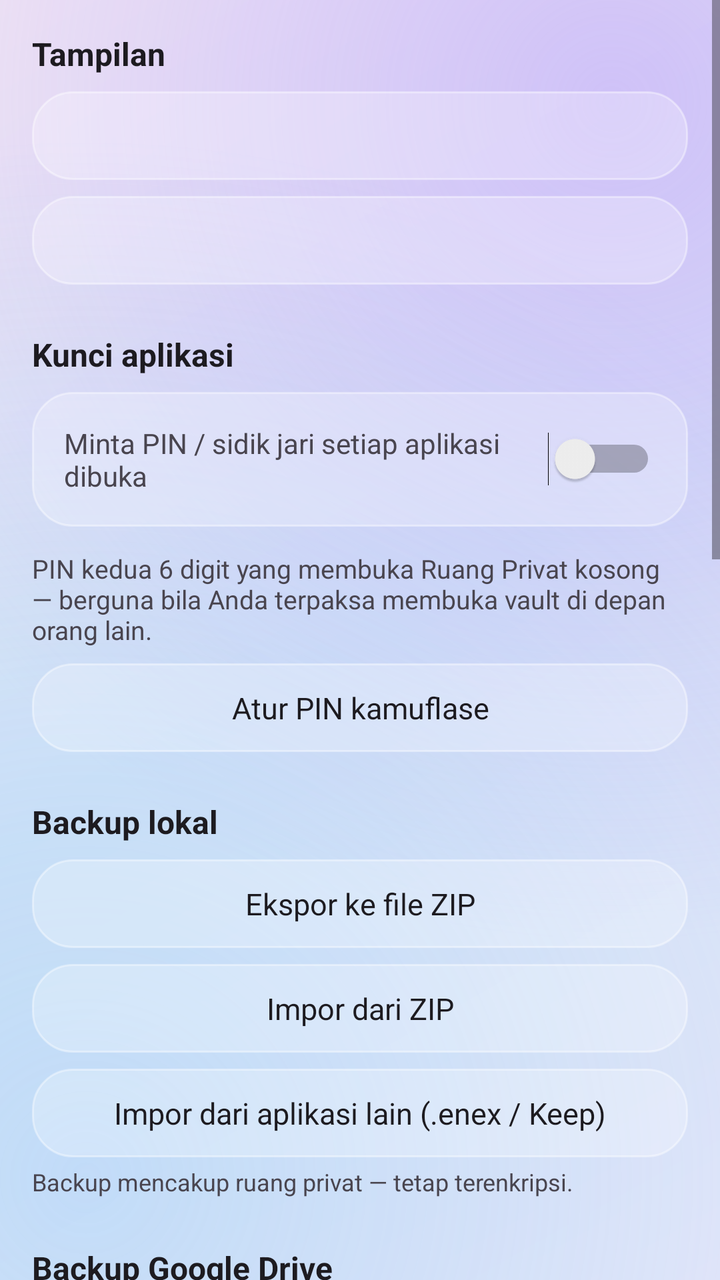
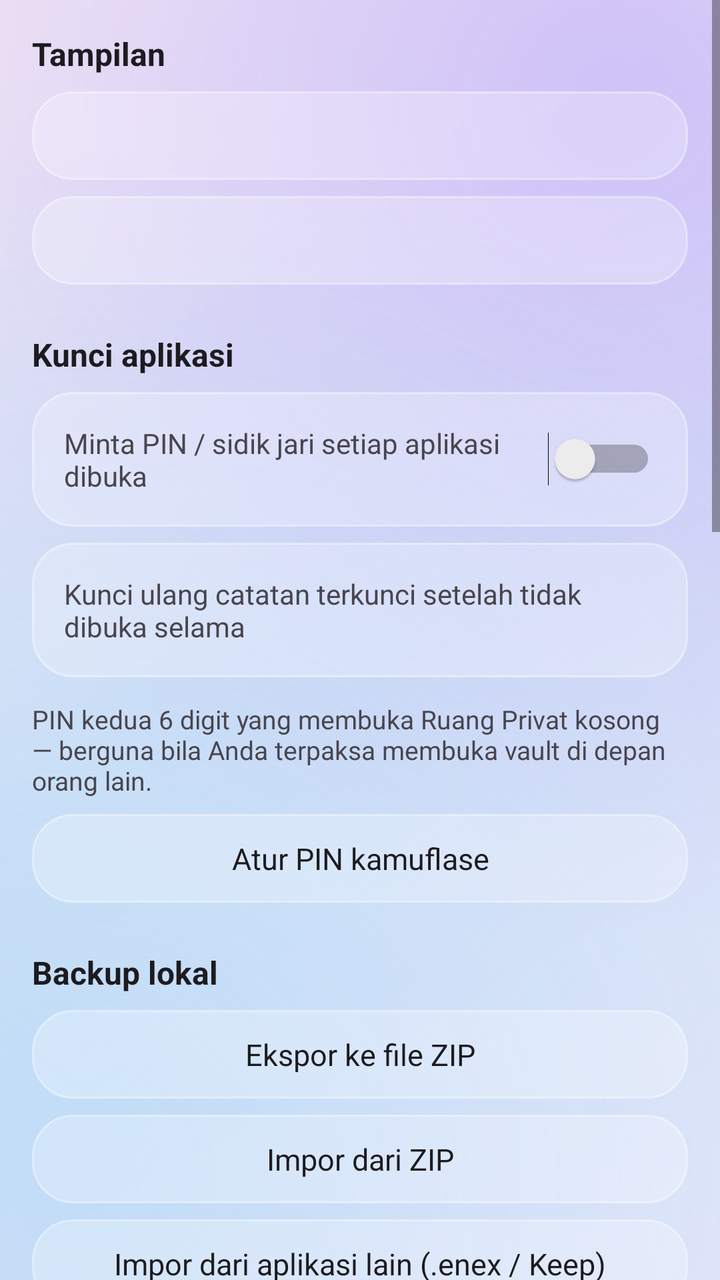

The first picture is an Android layout as it rendered before a commit; the second is the same layout after the commit. The layout source and the unified diff follow.
<!-- AndroidManifest.xml: application theme Theme.HozinNotes -->
<!-- res/layout/activity_settings.xml -->
<?xml version="1.0" encoding="utf-8"?>
<ScrollView xmlns:android="http://schemas.android.com/apk/res/android"
    android:layout_width="match_parent"
    android:layout_height="match_parent"
    android:fillViewport="true">

    <LinearLayout
        android:layout_width="match_parent"
        android:layout_height="wrap_content"
        android:orientation="vertical"
        android:padding="16dp">

        
        <TextView
            android:layout_width="wrap_content"
            android:layout_height="wrap_content"
            android:text="@string/settings_display"
            android:textColor="?attr/colorOnSurface"
            android:textSize="16sp"
            android:textStyle="bold" />

        <TextView
            android:id="@+id/btn_theme"
            android:layout_width="match_parent"
            android:layout_height="wrap_content"
            android:layout_marginTop="8dp"
            android:background="@drawable/bg_card"
            android:textAllCaps="false"
            android:textColor="?attr/colorOnSurface"
            android:textSize="15sp" 
            android:clickable="true"
            android:focusable="true"
            android:foreground="?attr/selectableItemBackground"
            android:gravity="center"
            android:padding="12dp" />

        <TextView
            android:id="@+id/btn_font_size"
            android:layout_width="match_parent"
            android:layout_height="wrap_content"
            android:layout_marginTop="8dp"
            android:background="@drawable/bg_card"
            android:textAllCaps="false"
            android:textColor="?attr/colorOnSurface"
            android:textSize="15sp" 
            android:clickable="true"
            android:focusable="true"
            android:foreground="?attr/selectableItemBackground"
            android:gravity="center"
            android:padding="12dp" />

        
        <TextView
            android:layout_width="wrap_content"
            android:layout_height="wrap_content"
            android:layout_marginTop="24dp"
            android:text="@string/settings_lock"
            android:textColor="?attr/colorOnSurface"
            android:textSize="16sp"
            android:textStyle="bold" />

        <LinearLayout
            android:layout_width="match_parent"
            android:layout_height="wrap_content"
            android:layout_marginTop="8dp"
            android:background="@drawable/bg_card"
            android:gravity="center_vertical"
            android:orientation="horizontal"
            android:padding="16dp">

            <TextView
                android:layout_width="0dp"
                android:layout_height="wrap_content"
                android:layout_weight="1"
                android:text="@string/settings_lock_desc"
                android:textColor="?attr/colorOnSurfaceVariant"
                android:textSize="14sp" />

            <Switch
                android:id="@+id/switch_lock"
                android:layout_width="wrap_content"
                android:layout_height="wrap_content" />
        </LinearLayout>

        <TextView
            android:layout_width="wrap_content"
            android:layout_height="wrap_content"
            android:layout_marginTop="12dp"
            android:text="@string/settings_decoy_desc"
            android:textColor="?attr/colorOnSurfaceVariant"
            android:textSize="13sp" />

        <TextView
            android:id="@+id/btn_decoy_pin"
            android:layout_width="match_parent"
            android:layout_height="wrap_content"
            android:layout_marginTop="8dp"
            android:background="@drawable/bg_card"
            android:text="@string/settings_decoy_pin"
            android:textAllCaps="false"
            android:textColor="?attr/colorOnSurface"
            android:textSize="15sp"
            android:clickable="true"
            android:focusable="true"
            android:foreground="?attr/selectableItemBackground"
            android:gravity="center"
            android:padding="12dp" />

        
        <TextView
            android:layout_width="wrap_content"
            android:layout_height="wrap_content"
            android:layout_marginTop="24dp"
            android:text="@string/settings_backup_local"
            android:textColor="?attr/colorOnSurface"
            android:textSize="16sp"
            android:textStyle="bold" />

        <TextView
            android:id="@+id/btn_export_local"
            android:layout_width="match_parent"
            android:layout_height="wrap_content"
            android:layout_marginTop="8dp"
            android:background="@drawable/bg_card"
            android:text="@string/backup_export"
            android:textAllCaps="false"
            android:textColor="?attr/colorOnSurface"
            android:textSize="15sp" 
            android:clickable="true"
            android:focusable="true"
            android:foreground="?attr/selectableItemBackground"
            android:gravity="center"
            android:padding="12dp" />

        <TextView
            android:id="@+id/btn_import_local"
            android:layout_width="match_parent"
            android:layout_height="wrap_content"
            android:layout_marginTop="8dp"
            android:background="@drawable/bg_card"
            android:text="@string/backup_import"
            android:textAllCaps="false"
            android:textColor="?attr/colorOnSurface"
            android:textSize="15sp" 
            android:clickable="true"
            android:focusable="true"
            android:foreground="?attr/selectableItemBackground"
            android:gravity="center"
            android:padding="12dp" />

        <TextView
            android:id="@+id/btn_import_external"
            android:layout_width="match_parent"
            android:layout_height="wrap_content"
            android:layout_marginTop="8dp"
            android:background="@drawable/bg_card"
            android:text="@string/import_external"
            android:textAllCaps="false"
            android:textColor="?attr/colorOnSurface"
            android:textSize="15sp" 
            android:clickable="true"
            android:focusable="true"
            android:foreground="?attr/selectableItemBackground"
            android:gravity="center"
            android:padding="12dp" />

        <TextView
            android:layout_width="wrap_content"
            android:layout_height="wrap_content"
            android:layout_marginTop="4dp"
            android:text="@string/backup_includes_vault"
            android:textColor="?attr/colorOnSurfaceVariant"
            android:textSize="12sp" />

        
        <TextView
            android:layout_width="wrap_content"
            android:layout_height="wrap_content"
            android:layout_marginTop="24dp"
            android:text="@string/settings_backup_drive"
            android:textColor="?attr/colorOnSurface"
            android:textSize="16sp"
            android:textStyle="bold" />

        <LinearLayout
            android:layout_width="match_parent"
            android:layout_height="wrap_content"
            android:layout_marginTop="8dp"
            android:background="@drawable/bg_card"
            android:orientation="vertical"
            android:padding="16dp">

            <TextView
                android:id="@+id/drive_status"
                android:layout_width="match_parent"
                android:layout_height="wrap_content"
                android:text="@string/drive_logged_out"
                android:textColor="?attr/colorOnSurfaceVariant"
                android:textSize="14sp" />

            <LinearLayout
                android:id="@+id/drive_profile_box"
                android:layout_width="match_parent"
                android:layout_height="wrap_content"
                android:layout_marginTop="8dp"
                android:gravity="center_vertical"
                android:orientation="horizontal"
                android:visibility="gone">

                <ImageView
                    android:id="@+id/drive_photo"
                    android:layout_width="48dp"
                    android:layout_height="48dp"
                    android:background="@drawable/bg_chip"
                    android:contentDescription="@string/drive_profile_photo_cd" />

                <LinearLayout
                    android:layout_width="0dp"
                    android:layout_height="wrap_content"
                    android:layout_marginStart="12dp"
                    android:layout_weight="1"
                    android:orientation="vertical">

                    <TextView
                        android:id="@+id/drive_name"
                        android:layout_width="match_parent"
                        android:layout_height="wrap_content"
                        android:ellipsize="end"
                        android:maxLines="1"
                        android:textColor="?attr/colorOnSurface"
                        android:textSize="15sp"
                        android:textStyle="bold" />

                    <TextView
                        android:id="@+id/drive_email"
                        android:layout_width="match_parent"
                        android:layout_height="wrap_content"
                        android:ellipsize="end"
                        android:maxLines="1"
                        android:textColor="?attr/colorOnSurfaceVariant"
                        android:textSize="13sp" />
                </LinearLayout>
            </LinearLayout>

            <TextView
                android:id="@+id/drive_quota_text"
                android:layout_width="match_parent"
                android:layout_height="wrap_content"
                android:layout_marginTop="8dp"
                android:textColor="?attr/colorOnSurfaceVariant"
                android:textSize="13sp"
                android:visibility="gone" />

            <ProgressBar
                android:id="@+id/drive_quota_bar"
                style="?android:attr/progressBarStyleHorizontal"
                android:layout_width="match_parent"
                android:layout_height="wrap_content"
                android:layout_marginTop="4dp"
                android:max="100"
                android:visibility="gone" />

            <TextView
                android:id="@+id/drive_upload_text"
                android:layout_width="match_parent"
                android:layout_height="wrap_content"
                android:layout_marginTop="8dp"
                android:text="@string/drive_uploading"
                android:textColor="?attr/colorOnSurfaceVariant"
                android:textSize="13sp"
                android:visibility="gone" />

            <ProgressBar
                android:id="@+id/drive_upload_bar"
                style="?android:attr/progressBarStyleHorizontal"
                android:layout_width="match_parent"
                android:layout_height="wrap_content"
                android:layout_marginTop="4dp"
                android:max="100"
                android:progress="0"
                android:visibility="gone" />

            <TextView
                android:id="@+id/btn_drive_login"
                android:layout_width="match_parent"
                android:layout_height="wrap_content"
                android:layout_marginTop="8dp"
                android:background="@drawable/bg_fab"
                android:text="@string/drive_login"
                android:textAllCaps="false"
                android:textColor="@color/white"
                android:textSize="15sp" 
            android:clickable="true"
            android:focusable="true"
            android:foreground="?attr/selectableItemBackground"
            android:gravity="center"
            android:padding="12dp" />

            <TextView
                android:id="@+id/btn_drive_backups"
                android:layout_width="match_parent"
                android:layout_height="wrap_content"
                android:layout_marginTop="8dp"
                android:background="@drawable/bg_input"
                android:text="@string/drive_backups"
                android:textAllCaps="false"
                android:textColor="?attr/colorOnSurface"
                android:textSize="15sp" 
            android:clickable="true"
            android:focusable="true"
            android:foreground="?attr/selectableItemBackground"
            android:gravity="center"
            android:padding="12dp" />

            <TextView
                android:id="@+id/btn_backup_now"
                android:layout_width="match_parent"
                android:layout_height="wrap_content"
                android:layout_marginTop="8dp"
                android:background="@drawable/bg_input"
                android:text="@string/backup_now"
                android:textAllCaps="false"
                android:textColor="?attr/colorOnSurface"
                android:textSize="15sp" 
            android:clickable="true"
            android:focusable="true"
            android:foreground="?attr/selectableItemBackground"
            android:gravity="center"
            android:padding="12dp" />

            <TextView
                android:id="@+id/btn_backup_schedule"
                android:layout_width="match_parent"
                android:layout_height="wrap_content"
                android:layout_marginTop="8dp"
                android:background="@drawable/bg_input"
                android:text="@string/schedule_off"
                android:textAllCaps="false"
                android:textColor="?attr/colorOnSurface"
                android:textSize="15sp" 
            android:clickable="true"
            android:focusable="true"
            android:foreground="?attr/selectableItemBackground"
            android:gravity="center"
            android:padding="12dp" />

            <CheckBox
                android:id="@+id/cb_wifi_only"
                android:layout_width="wrap_content"
                android:layout_height="wrap_content"
                android:layout_marginTop="8dp"
                android:buttonTint="@color/brand_primary"
                android:text="@string/backup_wifi_only"
                android:textColor="?attr/colorOnSurfaceVariant"
                android:textSize="14sp" />
        </LinearLayout>

        
        <TextView
            android:layout_width="wrap_content"
            android:layout_height="wrap_content"
            android:layout_marginTop="24dp"
            android:text="@string/settings_chat"
            android:textColor="?attr/colorOnSurface"
            android:textSize="16sp"
            android:textStyle="bold" />

        <LinearLayout
            android:layout_width="match_parent"
            android:layout_height="wrap_content"
            android:layout_marginTop="8dp"
            android:background="@drawable/bg_card"
            android:orientation="vertical"
            android:padding="16dp">

            <TextView
                android:layout_width="match_parent"
                android:layout_height="wrap_content"
                android:text="@string/chat_worker_url_label"
                android:textColor="?attr/colorOnSurfaceVariant"
                android:textSize="13sp" />

            <EditText
                android:id="@+id/chat_worker_url"
                android:layout_width="match_parent"
                android:layout_height="wrap_content"
                android:layout_marginTop="8dp"
                android:background="@drawable/bg_input"
                android:hint="@string/chat_worker_url_hint"
                android:inputType="textUri"
                android:padding="12dp"
                android:textColor="?attr/colorOnSurface"
                android:textColorHint="?attr/colorOnSurfaceVariant"
                android:textSize="14sp" />

            <TextView
                android:id="@+id/chat_worker_save"
                android:layout_width="match_parent"
                android:layout_height="wrap_content"
                android:layout_marginTop="8dp"
                android:background="@drawable/bg_input"
                android:clickable="true"
                android:focusable="true"
                android:foreground="?attr/selectableItemBackground"
                android:gravity="center"
                android:padding="12dp"
                android:text="@string/save"
                android:textAllCaps="false"
                android:textColor="@color/brand_primary"
                android:textSize="15sp"
                android:textStyle="bold" />
        </LinearLayout>

        
        <TextView
            android:layout_width="wrap_content"
            android:layout_height="wrap_content"
            android:layout_marginTop="24dp"
            android:text="@string/settings_about"
            android:textColor="?attr/colorOnSurface"
            android:textSize="16sp"
            android:textStyle="bold" />

        <TextView
            android:id="@+id/about_version"
            android:layout_width="match_parent"
            android:layout_height="wrap_content"
            android:layout_marginTop="8dp"
            android:background="@drawable/bg_card"
            android:padding="16dp"
            android:textColor="?attr/colorOnSurfaceVariant"
            android:textSize="14sp" />

        <TextView
            android:id="@+id/live_counter"
            android:layout_width="match_parent"
            android:layout_height="wrap_content"
            android:layout_marginTop="8dp"
            android:background="@drawable/bg_card"
            android:padding="16dp"
            android:textColor="?attr/colorOnSurfaceVariant"
            android:textSize="14sp" />

        <TextView
            android:id="@+id/stats_card"
            android:layout_width="match_parent"
            android:layout_height="wrap_content"
            android:layout_marginTop="8dp"
            android:background="@drawable/bg_card"
            android:padding="16dp"
            android:textColor="?attr/colorOnSurfaceVariant"
            android:textSize="14sp" />

        <TextView
            android:id="@+id/btn_check_update"
            android:layout_width="match_parent"
            android:layout_height="wrap_content"
            android:layout_marginTop="8dp"
            android:text="@string/update_check" 
            android:clickable="true"
            android:focusable="true"
            android:foreground="?attr/selectableItemBackground"
            android:gravity="center"
            android:padding="12dp" />

    </LinearLayout>
</ScrollView>
<!-- resources referenced by this layout -->
<resources>
  <color name="brand_primary">#8B5CF6</color>
  <color name="white">#FFFFFF</color>
  <!-- drawable bg_card (drawable) -->
  <?xml version="1.0" encoding="utf-8"?>
  <shape xmlns:android="http://schemas.android.com/apk/res/android"
      android:shape="rectangle">
      <corners android:radius="20dp" />
      <solid android:color="@color/glass_fill" />
      <stroke android:width="1dp" android:color="@color/glass_stroke" />
  </shape>
  <!-- drawable bg_chip (drawable) -->
  <?xml version="1.0" encoding="utf-8"?>
  <shape xmlns:android="http://schemas.android.com/apk/res/android"
      android:shape="rectangle">
      <corners android:radius="24dp" />
      <solid android:color="@color/glass_fill" />
      <stroke android:width="1dp" android:color="@color/glass_stroke" />
  </shape>
  <!-- drawable bg_input (drawable) -->
  <?xml version="1.0" encoding="utf-8"?>
  <shape xmlns:android="http://schemas.android.com/apk/res/android"
      android:shape="rectangle">
      <corners android:radius="16dp" />
      <solid android:color="@color/glass_fill_soft" />
      <stroke android:width="1dp" android:color="@color/glass_stroke" />
  </shape>
  <string name="backup_export">Ekspor ke file ZIP</string>
  <string name="backup_import">Impor dari ZIP</string>
  <string name="backup_includes_vault">Backup mencakup ruang privat — tetap terenkripsi.</string>
  <string name="backup_now">Cadangkan sekarang</string>
  <string name="backup_wifi_only">Hanya WiFi</string>
  <string name="chat_worker_url_hint">https://hozin-chat.…workers.dev</string>
  <string name="chat_worker_url_label">URL Worker (Cloudflare)</string>
  <string name="drive_backups">Lihat cadangan Drive</string>
  <string name="drive_logged_out">Belum login Google</string>
  <string name="drive_login">Login Google</string>
  <string name="drive_profile_photo_cd">Foto profil Google</string>
  <string name="drive_uploading">Mengunggah %1$s…</string>
  <string name="import_external">Impor dari aplikasi lain (.enex / Keep)</string>
  <string name="save">Simpan</string>
  <string name="schedule_off">Mati</string>
  <string name="settings_about">Tentang</string>
  <string name="settings_backup_drive">Backup Google Drive</string>
  <string name="settings_backup_local">Backup lokal</string>
  <string name="settings_chat">Chat</string>
  <string name="settings_decoy_desc">PIN kedua 6 digit yang membuka Ruang Privat kosong — berguna bila Anda terpaksa membuka vault di depan orang lain.</string>
  <string name="settings_decoy_pin">Atur PIN kamuflase</string>
  <string name="settings_display">Tampilan</string>
  <string name="settings_lock">Kunci aplikasi</string>
  <string name="settings_lock_desc">Minta PIN / sidik jari setiap aplikasi dibuka</string>
  <string name="update_check">Cek pembaruan</string>
  <color name="glass_fill">#40FFFFFF</color>
  <color name="glass_stroke">#66FFFFFF</color>
  <color name="glass_accent">#A78BFA</color>
  <color name="brand_primary_dark">#7C3AED</color>
  <color name="glass_fill_soft">#2EFFFFFF</color>
  <color name="brand_accent">#2DD4BF</color>
  <color name="surface_light">#FFFFFF</color>
  <style name="GlassCardView" parent="Widget.Material3.CardView.Elevated">
          <item name="cardBackgroundColor">@color/glass_fill</item>
          <item name="cardElevation">0dp</item>
          <item name="strokeColor">@color/glass_stroke</item>
          <item name="strokeWidth">1dp</item>
      </style>
  <style name="GlassBottomNav" parent="Widget.Material3.BottomNavigationView">
          <item name="android:background">@drawable/glass_nav</item>
          <item name="elevation">0dp</item>
      </style>
  <color name="glass_bg_l1">#EDE9F9</color>
  <color name="glass_bg_l2">#DCE6F7</color>
  <color name="glass_bg_l3">#F3E9F4</color>
  <color name="glass_blob_l1">#80B79CFA</color>
  <color name="glass_blob_l2">#668FCBF8</color>
  <!-- unchanged entries left out for length: 4 -->
</resources>

<!-- the commit's change to res/layout/activity_settings.xml (unified diff, before → after) -->
@@ -80,6 +80,35 @@
                 android:id="@+id/switch_lock"
                 android:layout_width="wrap_content"
                 android:layout_height="wrap_content" />
+        </LinearLayout>
+
+        <LinearLayout
+            android:id="@+id/row_lock_timeout"
+            android:layout_width="match_parent"
+            android:layout_height="wrap_content"
+            android:layout_marginTop="8dp"
+            android:background="@drawable/bg_card"
+            android:clickable="true"
+            android:focusable="true"
+            android:foreground="?attr/selectableItemBackground"
+            android:gravity="center_vertical"
+            android:orientation="horizontal"
+            android:padding="16dp">
+
+            <TextView
+                android:layout_width="0dp"
+                android:layout_height="wrap_content"
+                android:layout_weight="1"
+                android:text="@string/settings_lock_timeout"
+                android:textColor="?attr/colorOnSurfaceVariant"
+                android:textSize="14sp" />
+
+            <TextView
+                android:id="@+id/tv_lock_timeout"
+                android:layout_width="wrap_content"
+                android:layout_height="wrap_content"
+                android:textColor="?attr/colorOnSurface"
+                android:textSize="14sp" />
         </LinearLayout>
 
         <TextView
<!-- resource entries referenced after the edit -->
@@ -50,6 +50,7 @@
   <string name="settings_display">Tampilan</string>
   <string name="settings_lock">Kunci aplikasi</string>
   <string name="settings_lock_desc">Minta PIN / sidik jari setiap aplikasi dibuka</string>
+  <string name="settings_lock_timeout">Kunci ulang catatan terkunci setelah tidak dibuka selama</string>
   <string name="update_check">Cek pembaruan</string>
   <color name="glass_fill">#40FFFFFF</color>
   <color name="glass_stroke">#66FFFFFF</color>
